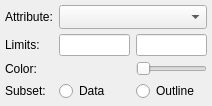
glue-viz/glue-vispy-viewers, file glue_vispy_viewers/volume/qt/layer_style_widget.ui: the form before one commit.
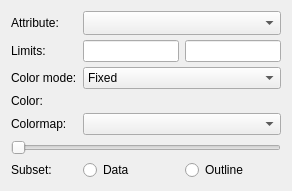
The form after the commit. Custom widgets are drawn as their Qt base class.

Commit message: Add ability to select color mode and colormap.

What changed in the file:
```diff
--- a/glue_vispy_viewers/volume/qt/layer_style_widget.ui
+++ b/glue_vispy_viewers/volume/qt/layer_style_widget.ui
@@ -6,8 +6,8 @@
    <rect>
     <x>0</x>
     <y>0</y>
-    <width>212</width>
-    <height>106</height>
+    <width>292</width>
+    <height>191</height>
    </rect>
   </property>
   <property name="windowTitle">
@@ -17,10 +17,38 @@
    <property name="verticalSpacing">
     <number>5</number>
    </property>
-   <property name="margin">
-    <number>5</number>
-   </property>
-   <item row="2" column="2">
+   <item row="3" column="0">
+    <widget class="QLabel" name="label">
+     <property name="text">
+      <string>Color mode:</string>
+     </property>
+    </widget>
+   </item>
+   <item row="9" column="0">
+    <widget class="QLabel" name="label_subset_mode">
+     <property name="text">
+      <string>Subset:</string>
+     </property>
+    </widget>
+   </item>
+   <item row="0" column="0">
+    <widget class="QLabel" name="label_att">
+     <property name="text">
+      <string>Attribute:</string>
+     </property>
+    </widget>
+   </item>
+   <item row="0" column="1" colspan="2">
+    <widget class="QComboBox" name="combosel_attribute">
+     <property name="sizeAdjustPolicy">
+      <enum>QComboBox::AdjustToMinimumContentsLengthWithIcon</enum>
+     </property>
+    </widget>
+   </item>
+   <item row="1" column="2">
+    <widget class="QLineEdit" name="valuetext_vmax"/>
+   </item>
+   <item row="8" column="0" colspan="3">
     <widget class="QSlider" name="value_alpha">
      <property name="maximum">
       <number>100</number>
@@ -30,38 +58,44 @@
      </property>
     </widget>
    </item>
-   <item row="3" column="1">
-    <widget class="QRadioButton" name="radio_subset_data">
-     <property name="text">
-      <string>Data</string>
-     </property>
-    </widget>
-   </item>
-   <item row="0" column="0">
-    <widget class="QLabel" name="label">
-     <property name="text">
-      <string>Attribute:</string>
-     </property>
-    </widget>
-   </item>
-   <item row="2" column="0">
-    <widget class="QLabel" name="label_2">
-     <property name="text">
-      <string>Color:</string>
-     </property>
-    </widget>
-   </item>
-   <item row="3" column="0">
-    <widget class="QLabel" name="label_subset_mode">
-     <property name="text">
-      <string>Subset:</string>
-     </property>
-    </widget>
-   </item>
    <item row="1" column="1">
     <widget class="QLineEdit" name="valuetext_vmin"/>
    </item>
-   <item row="2" column="1">
+   <item row="9" column="2">
+    <widget class="QRadioButton" name="radio_subset_outline">
+     <property name="text">
+      <string>Outline</string>
+     </property>
+    </widget>
+   </item>
+   <item row="3" column="1" colspan="2">
+    <widget class="QComboBox" name="combotext_color_mode">
+     <property name="currentText">
+      <string>Fixed</string>
+     </property>
+     <property name="currentIndex">
+      <number>0</number>
+     </property>
+     <item>
+      <property name="text">
+       <string>Fixed</string>
+      </property>
+     </item>
+     <item>
+      <property name="text">
+       <string>Linear</string>
+      </property>
+     </item>
+    </widget>
+   </item>
+   <item row="5" column="0">
+    <widget class="QLabel" name="label_cmap">
+     <property name="text">
+      <string>Colormap:</string>
+     </property>
+    </widget>
+   </item>
+   <item row="4" column="1" colspan="2">
     <widget class="QColorBox" name="color_color">
      <property name="sizePolicy">
       <sizepolicy hsizetype="Preferred" vsizetype="Minimum">
@@ -74,31 +108,10 @@
      </property>
     </widget>
    </item>
-   <item row="1" column="0">
-    <widget class="QLabel" name="label_limits">
-     <property name="text">
-      <string>Limits:</string>
-     </property>
-    </widget>
+   <item row="5" column="1" colspan="2">
+    <widget class="QColormapCombo" name="combodata_cmap"/>
    </item>
-   <item row="1" column="2">
-    <widget class="QLineEdit" name="valuetext_vmax"/>
-   </item>
-   <item row="0" column="1" colspan="2">
-    <widget class="QComboBox" name="combosel_attribute">
-     <property name="sizeAdjustPolicy">
-      <enum>QComboBox::AdjustToMinimumContentsLengthWithIcon</enum>
-     </property>
-    </widget>
-   </item>
-   <item row="3" column="2">
-    <widget class="QRadioButton" name="radio_subset_outline">
-     <property name="text">
-      <string>Outline</string>
-     </property>
-    </widget>
-   </item>
-   <item row="4" column="1">
+   <item row="10" column="1">
     <spacer name="verticalSpacer">
      <property name="orientation">
       <enum>Qt::Vertical</enum>
@@ -111,6 +124,27 @@
      </property>
     </spacer>
    </item>
+   <item row="4" column="0">
+    <widget class="QLabel" name="label_color">
+     <property name="text">
+      <string>Color:</string>
+     </property>
+    </widget>
+   </item>
+   <item row="1" column="0">
+    <widget class="QLabel" name="label_limits">
+     <property name="text">
+      <string>Limits:</string>
+     </property>
+    </widget>
+   </item>
+   <item row="9" column="1">
+    <widget class="QRadioButton" name="radio_subset_data">
+     <property name="text">
+      <string>Data</string>
+     </property>
+    </widget>
+   </item>
   </layout>
  </widget>
  <customwidgets>
@@ -119,6 +153,11 @@
    <extends>QLabel</extends>
    <header>glue_qt.utils.colors</header>
   </customwidget>
+  <customwidget>
+   <class>QColormapCombo</class>
+   <extends>QComboBox</extends>
+   <header>glue_qt.utils.colors</header>
+  </customwidget>
  </customwidgets>
  <resources/>
  <connections/>
```
The commit also changes 4 other files.
